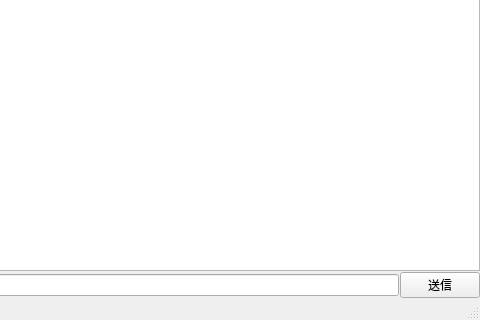
This is src/MainWindow.ui in mitayuki3/flexichat as Qt 5 draws it before an edit; both pictures show x 320 to 800 and y 280 to 600 of the 800 by 600 pixel window. The edited form follows.
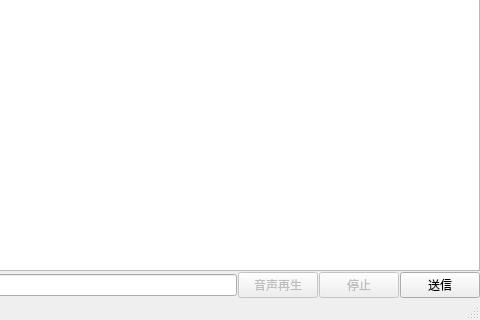
This is the edited form.

Commit message: 再生ボタンを追加

```diff
--- a/src/MainWindow.ui
+++ b/src/MainWindow.ui
@@ -61,6 +61,26 @@
         </property>
        </widget>
       </item>
+      <item>
+       <widget class="QPushButton" name="playTtsButton">
+        <property name="enabled">
+         <bool>false</bool>
+        </property>
+        <property name="text">
+         <string>音声再生</string>
+        </property>
+       </widget>
+      </item>
+      <item>
+       <widget class="QPushButton" name="stopTtsButton">
+        <property name="enabled">
+         <bool>false</bool>
+        </property>
+        <property name="text">
+         <string>停止</string>
+        </property>
+       </widget>
+      </item>
       <item>
        <widget class="QPushButton" name="sendButton">
         <property name="text">
```
Left out of the diff: 3 changed lines with no effect on the pictures.
